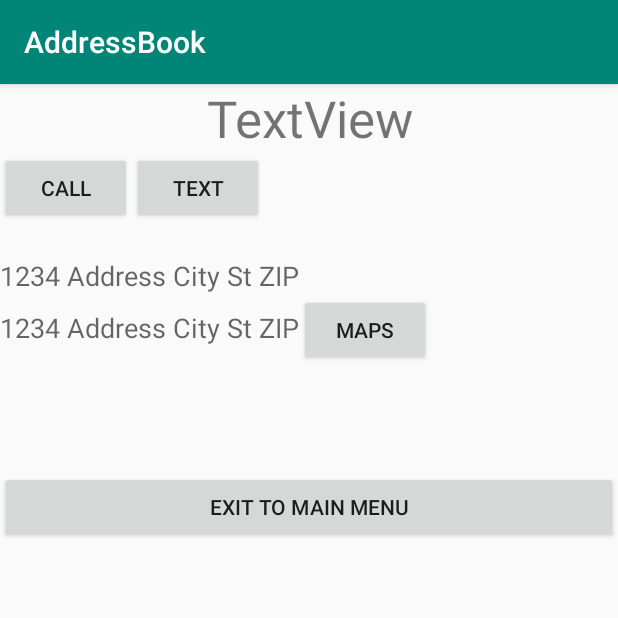
After one commit to kkubli3246/AddressBook_AndroidApp, an Android app: the Contact screen opened directly, with no data from a screen before it, on a phone screen of 412 x 824 dp, the top half of it. The commit adds this screen. Run offline under Robolectric (Android 15) with nearby library versions, the phone set to English and light mode, and no system bars.

Commit message:
Milestone complete

```diff
--- a/app/src/main/AndroidManifest.xml
+++ b/app/src/main/AndroidManifest.xml
@@ -14,8 +14,8 @@
 
         <activity android:name=".NewContactForm" />
         <activity android:name=".SearchContacts"/>
+        <activity android:name=".Contact"></activity>
         <activity android:name=".MainActivity">
-
             <intent-filter>
                 <action android:name="android.intent.action.MAIN" />
 
--- /dev/null
+++ b/app/src/main/java/com/example/addressbook/Contact.java
@@ -0,0 +1,133 @@
+package com.example.addressbook;
+
+import android.content.Intent;
+import android.net.Uri;
+import android.os.Bundle;
+import android.view.View;
+import android.widget.Button;
+import android.widget.TextView;
+
+import androidx.appcompat.app.AppCompatActivity;
+
+public class Contact extends AppCompatActivity {
+
+    Button btn_call, btn_text, btn_maps, btn_website, btn_exit;
+
+    TextView tv_name, tv_contactPhone, tv_contactAddress, tv_contactAddress2, tv_website;
+
+    View website;
+
+    @Override
+    protected void onCreate(Bundle savedInstanceState) {
+        super.onCreate(savedInstanceState);
+        setContentView(R.layout.contact);
+
+        Bundle incomingIntent = getIntent().getExtras();
+
+        btn_exit = (Button)findViewById(R.id.btn_contactMainMenu);
+        btn_call = (Button)findViewById(R.id.btn_call);
+        btn_text = (Button)findViewById(R.id.btn_text);
+        btn_maps = (Button)findViewById(R.id.btn_maps);
+        btn_website = (Button)findViewById(R.id.btn_website);
+
+        tv_name = (TextView)findViewById(R.id.tv_name);
+        tv_contactPhone = (TextView)findViewById(R.id.tv_contactPhone);
+        tv_contactAddress = (TextView)findViewById(R.id.tv_contactAddress);
+        tv_contactAddress2 = (TextView)findViewById(R.id.tv_contactAddress2);
+        tv_website = (TextView)findViewById(R.id.tv_website);
+
+        website = (View)findViewById(R.id.website);
+
+
+        if(incomingIntent != null){
+            String type = incomingIntent.getString("type");
+            String city = incomingIntent.getString("city");
+            String state = incomingIntent.getString("state");
+            String zip = incomingIntent.getString("zip");
+
+
+            if(type.equals("personal")){
+                tv_name.setText(incomingIntent.getString("name"));
+                tv_contactPhone.setText(incomingIntent.getString("phone"));
+                tv_contactAddress.setText(incomingIntent.getString("street"));
+                tv_contactAddress2.setText(city + " " + state + " " + zip);
+            }
+
+            if(type.equals("business")){
+                website.setVisibility(View.VISIBLE);
+
+                tv_name.setText(incomingIntent.getString("name"));
+                tv_contactPhone.setText(incomingIntent.getString("phone"));
+                tv_contactAddress.setText(incomingIntent.getString("street"));
+                tv_contactAddress2.setText(city + " " + state + " " + zip);
+                tv_website.setText(incomingIntent.getString("website"));
+            }
+        }
+
+
+        btn_call.setOnClickListener(new View.OnClickListener() {
+            @Override
+            public void onClick(View v) {
+                Intent intent = new Intent(Intent.ACTION_DIAL);
+                intent.setData(Uri.parse("tel:" + tv_contactPhone.getText().toString()));
+                if (intent.resolveActivity(getPackageManager()) != null) {
+                    startActivity(intent);
+                }
+            }
+        });
+
+        btn_text.setOnClickListener(new View.OnClickListener() {
+            @Override
+            public void onClick(View v) {
+                String phone = tv_contactPhone.getText().toString();
+
+                Intent intent = new Intent(Intent.ACTION_SENDTO);
+                intent.setData(Uri.parse("smsto:" + phone));  // This ensures only SMS apps respond
+
+                if (intent.resolveActivity(getPackageManager()) != null) {
+                    startActivity(intent);
+                }
+            }
+        });
+
+        btn_maps.setOnClickListener(new View.OnClickListener() {
+            @Override
+            public void onClick(View v) {
+                Intent intent = new Intent(Intent.ACTION_VIEW);
+
+                String mapsQuery = "geo:0,0?q=" + tv_contactAddress.getText().toString() + tv_contactAddress2.getText().toString();
+                Uri mapuri = Uri.parse(mapsQuery);
+
+                intent.setData(mapuri);
+                if (intent.resolveActivity(getPackageManager()) != null) {
+                    startActivity(intent);
+                }
+            }
+        });
+
+        btn_website.setOnClickListener(new View.OnClickListener() {
+            @Override
+            public void onClick(View v) {
+
+                String url = tv_website.getText().toString();
+
+                if(!url.startsWith("http://") || !url.startsWith("https://") )
+                    url = "http://" + url;
+                Uri webpage = Uri.parse(url);
+                Intent intent = new Intent(Intent.ACTION_VIEW, webpage);
+                if (intent.resolveActivity(getPackageManager()) != null) {
+                    startActivity(intent);
+                }
+            }
+        });
+
+        btn_exit.setOnClickListener(new View.OnClickListener() {
+            @Override
+            public void onClick(View v) {
+                Intent i = new Intent(v.getContext(), MainActivity.class);
+                startActivity(i);
+            }
+        });
+
+    }
+}
--- /dev/null
+++ b/app/src/main/res/layout/contact.xml
@@ -0,0 +1,94 @@
+<?xml version="1.0" encoding="utf-8"?>
+<LinearLayout xmlns:android="http://schemas.android.com/apk/res/android"
+    xmlns:tools="http://schemas.android.com/tools"
+    android:orientation="vertical" android:layout_width="match_parent"
+    android:layout_height="match_parent">
+
+    <TextView
+        android:id="@+id/tv_name"
+        android:layout_width="match_parent"
+        android:layout_height="wrap_content"
+        android:text="TextView"
+        android:textAlignment="center"
+        android:textSize="34sp" />
+
+    <LinearLayout
+        android:layout_width="match_parent"
+        android:layout_height="70sp"
+        android:orientation="horizontal">
+
+        <TextView
+            android:id="@+id/tv_contactPhone"
+            android:layout_width="wrap_content"
+            android:layout_height="wrap_content"
+            android:textAppearance="@style/TextAppearance.AppCompat.Large"
+            tools:text="(555) 555-5555" />
+
+        <Button
+            android:id="@+id/btn_call"
+            android:layout_width="wrap_content"
+            android:layout_height="wrap_content"
+            android:text="Call" />
+
+        <Button
+            android:id="@+id/btn_text"
+            android:layout_width="wrap_content"
+            android:layout_height="wrap_content"
+            android:text="Text" />
+    </LinearLayout>
+
+
+    <TextView
+        android:id="@+id/tv_contactAddress"
+        android:layout_width="wrap_content"
+        android:layout_height="wrap_content"
+        android:text="1234 Address City St ZIP"
+        android:textAppearance="@style/TextAppearance.AppCompat.Medium" />
+    <LinearLayout
+        android:layout_width="match_parent"
+        android:layout_height="wrap_content"
+        android:orientation="horizontal">
+
+        <TextView
+            android:id="@+id/tv_contactAddress2"
+            android:layout_width="wrap_content"
+            android:layout_height="wrap_content"
+            android:text="1234 Address City St ZIP"
+            android:textAppearance="@style/TextAppearance.AppCompat.Medium" />
+
+        <Button
+            android:id="@+id/btn_maps"
+            android:layout_width="wrap_content"
+            android:layout_height="wrap_content"
+            android:text="Maps" />
+    </LinearLayout>
+
+
+    <LinearLayout
+        android:id="@+id/website"
+        android:layout_width="match_parent"
+        android:layout_height="70sp"
+        android:orientation="horizontal"
+        android:visibility="invisible">
+
+        <TextView
+            android:id="@+id/tv_website"
+            android:layout_width="wrap_content"
+            android:layout_height="wrap_content"
+            android:text="Website"
+            android:textAppearance="@style/TextAppearance.AppCompat.Medium" />
+
+        <Button
+            android:id="@+id/btn_website"
+            android:layout_width="wrap_content"
+            android:layout_height="wrap_content"
+            android:text="Visit" />
+    </LinearLayout>
+
+    <Button
+        android:id="@+id/btn_contactMainMenu"
+        android:layout_width="match_parent"
+        android:layout_height="wrap_content"
+        android:text="Exit to Main Menu" />
+
+</LinearLayout>
--- a/app/src/main/res/layout/edit_contact.xml
+++ b/app/src/main/res/layout/edit_contact.xml
@@ -212,7 +212,7 @@
         app:layout_constraintTop_toBottomOf="@+id/et_nameP" />
 
     <TextView
-        android:id="@+id/tv_address"
+        android:id="@+id/tv_contactAddress"
         android:layout_width="wrap_content"
         android:layout_height="wrap_content"
         android:layout_marginStart="6dp"
@@ -239,7 +239,7 @@
         android:text="Street"
         app:layout_constraintEnd_toEndOf="parent"
         app:layout_constraintStart_toStartOf="parent"
-        app:layout_constraintTop_toBottomOf="@+id/tv_address" />
+        app:layout_constraintTop_toBottomOf="@+id/tv_contactAddress" />
 
     <EditText
         android:id="@+id/editText3"
```
Also changed, not shown: app/src/main/java/com/example/addressbook/ContactAdapter.java (+6 -2 lines), app/src/main/java/com/example/addressbook/NewContactForm.java (+76 -1 lines), app/src/main/res/layout/create_contact.xml (+17 -4 lines).
